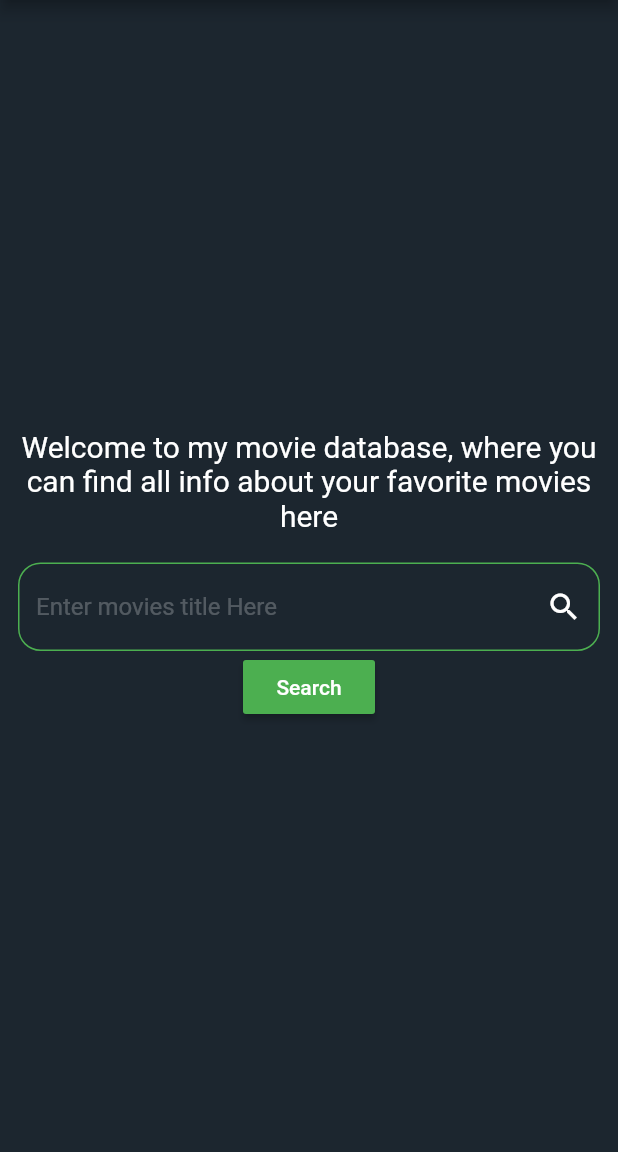
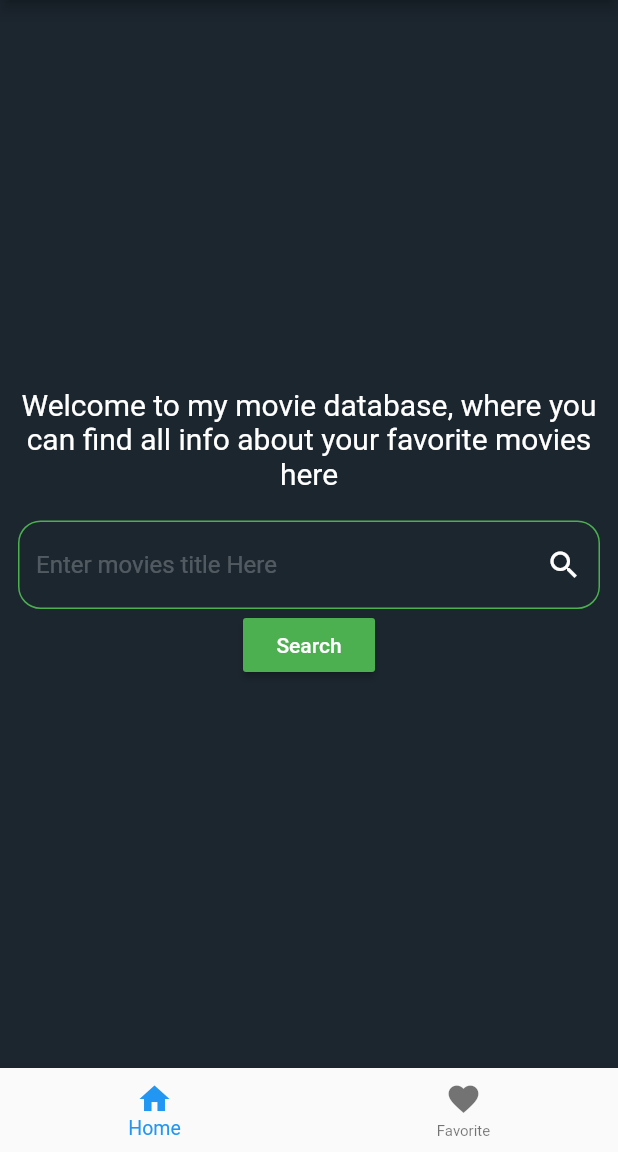
Before and after one commit to rizkyari/FindMovie, a Flutter app: the screen it shows after launch, on a phone screen of 412 x 824 dp, the part 84-1236 px from its top. Run offline on Flutter 3.47's test engine with Material 2 defaults, Android fonts, the phone set to English and light mode, and no system bars.

Commit message:
add function to un/favorite

```diff
--- /dev/null
+++ b/lib/component/bottomNav.dart
@@ -0,0 +1,42 @@
+import 'package:flutter/material.dart';
+import 'package:my_movies/screens/favorite.dart';
+import 'package:my_movies/screens/home.dart';
+
+class BottomNav extends StatefulWidget {
+  @override
+  _BottomNavState createState() => _BottomNavState();
+}
+
+class _BottomNavState extends State<BottomNav> {
+
+  int _selectedIndex = 0;
+  List<Widget> _widgetOptions = <Widget>[
+    Home(),
+    ListFavorite(),
+  ];
+
+  void _onItemTap(int index){
+    setState((){
+      _selectedIndex = index;
+    });
+  }
+
+  @override
+  Widget build(BuildContext context) {
+    return Scaffold(
+      body: Container(
+        child: _widgetOptions.elementAt((_selectedIndex)),
+      ),
+      bottomNavigationBar: BottomNavigationBar(
+        items: const<BottomNavigationBarItem>[
+          BottomNavigationBarItem(icon: Icon(Icons.home), label: 'Home'),
+           BottomNavigationBarItem(icon: Icon(Icons.favorite), label: 'Favorite'),
+        ],
+        currentIndex: _selectedIndex,
+        onTap: _onItemTap,
+        selectedFontSize: 13,
+        unselectedFontSize: 10,
+      ),
+    );
+  }
+}
--- a/lib/main.dart
+++ b/lib/main.dart
@@ -1,20 +1,22 @@
 import 'package:flutter/material.dart';
+import 'package:my_movies/component/bottomNav.dart';
+import 'package:my_movies/notifier/favorite_notifier.dart';
 import 'package:my_movies/provider/search.dart';
-import 'package:my_movies/screens/home.dart';
 import 'package:provider/provider.dart';
 
-void main() {
-  runApp(MyApp());
-}
+void main() => runApp(MultiProvider(
+  providers: [
+    ChangeNotifierProvider(create: (context) => FavoriteNotifier(),),
+    ChangeNotifierProvider<SearchBlock>.value(value: SearchBlock())
+  ],
+  child: MyApp(),
+));
 
 class MyApp extends StatelessWidget {
   @override
-  Widget build(BuildContext context) {
-    return ChangeNotifierProvider<SearchBlock>.value(
-      value: SearchBlock(),
-      child: MaterialApp(
-        home: Home(),
-      ),
+  Widget build(BuildContext context){
+    return MaterialApp(
+      home: BottomNav()
     );
   }
 }
--- /dev/null
+++ b/lib/model/favorite_model.dart
@@ -0,0 +1,8 @@
+class Favorite {
+  final String title;
+  final String poster;
+  final String year;
+  final String imdbId;
+
+  Favorite(this.title, this.poster, this.year, this.imdbId);
+}
--- /dev/null
+++ b/lib/notifier/favorite_notifier.dart
@@ -0,0 +1,21 @@
+import 'dart:collection';
+
+import 'package:flutter/widgets.dart';
+import 'package:my_movies/model/favorite_model.dart';
+
+class FavoriteNotifier with ChangeNotifier {
+  List<Favorite> _favoriteList = [];
+
+  UnmodifiableListView<Favorite> get favoriteList =>
+      UnmodifiableListView(_favoriteList);
+
+  void addFavorite(Favorite favorite){
+    _favoriteList.add(favorite);
+    notifyListeners();
+  }
+
+  void removeFavorite(String text){
+    _favoriteList.removeWhere((item) => item.imdbId == text);
+    notifyListeners();
+  }
+}
--- a/lib/screens/search.dart
+++ b/lib/screens/search.dart
@@ -14,8 +14,10 @@ class SearchPage extends StatelessWidget {
     final SearchBlock searchBlock = Provider.of<SearchBlock>(context);
     searchBlock.fetchPost(value);
     return Scaffold(
+      backgroundColor: Color(0xff1c262f),
       appBar: AppBar(
-        title: Text("Search"),
+        title: Text("Search Result"),
+        backgroundColor: Color(0xFF1B2C3B),
       ),
       body: searchBlock.listpost != null
           ? ListView.builder(
```
Also changed, not shown: lib/component/cardSearch.dart (+14 -9 lines), lib/model/post_model.dart (+38 -14 lines), lib/screens/detail.dart (+38 -5 lines), lib/screens/favorite.dart (added, +89 -0 lines).
